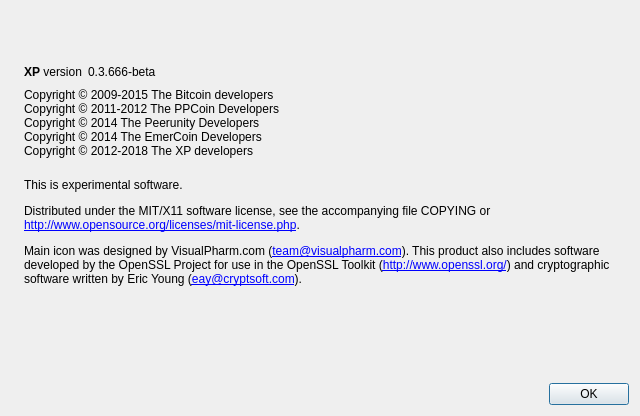
Before: the Qt Designer form src/qt/forms/aboutdialog.ui in eXperiencePoints/XPCoin, drawn with Qt 5.
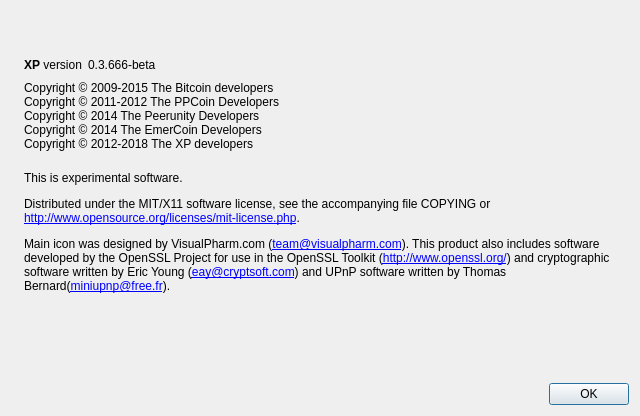
After: the same form once the commit is applied. Icons and pictures are not drawn.

Commit message: Import UPnP code from novacoin(https://github.com/novacoin-project/novacoin/commit/1c7ed42093c5935e3958584ed98a2b03466a0023) Currently, supports only macOS XPd and XP-Qt.

The edit to the form file:
```diff
--- a/src/qt/forms/aboutdialog.ui
+++ b/src/qt/forms/aboutdialog.ui
@@ -111,7 +111,7 @@
         <cursorShape>IBeamCursor</cursorShape>
        </property>
        <property name="text">
-        <string>&lt;html&gt;&lt;head/&gt;&lt;body&gt;&lt;p&gt;&lt;br/&gt;This is experimental software.&lt;/p&gt;&lt;p&gt;Distributed under the MIT/X11 software license, see the accompanying file COPYING or &lt;br/&gt;&lt;a href=&quot;http://www.opensource.org/licenses/mit-license.php&quot;&gt;&lt;span style=&quot; text-decoration: underline; color:#0000ff;&quot;&gt;http://www.opensource.org/licenses/mit-license.php&lt;/span&gt;&lt;/a&gt;.&lt;/p&gt;&lt;p&gt;Main icon was designed by VisualPharm.com (&lt;a href=&quot;mailto:team@visualpharm.com&quot;&gt;&lt;span style=&quot; text-decoration: underline; color:#0000ff;&quot;&gt;team@visualpharm.com&lt;/span&gt;&lt;/a&gt;). This product also includes software developed by the OpenSSL Project for use in the OpenSSL Toolkit (&lt;a href=&quot;http://www.openssl.org/&quot;&gt;&lt;span style=&quot; text-decoration: underline; color:#0000ff;&quot;&gt;http://www.openssl.org/&lt;/span&gt;&lt;/a&gt;) and cryptographic software written by Eric Young (&lt;a href=&quot;mailto:eay@cryptsoft.com&quot;&gt;&lt;span style=&quot; text-decoration: underline; color:#0000ff;&quot;&gt;eay@cryptsoft.com&lt;/span&gt;&lt;/a&gt;).&lt;/p&gt;&lt;p&gt;&lt;br/&gt;&lt;/p&gt;&lt;/body&gt;&lt;/html&gt;</string>
+        <string>&lt;html&gt;&lt;head/&gt;&lt;body&gt;&lt;p&gt;&lt;br/&gt;This is experimental software.&lt;/p&gt;&lt;p&gt;Distributed under the MIT/X11 software license, see the accompanying file COPYING or &lt;br/&gt;&lt;a href=&quot;http://www.opensource.org/licenses/mit-license.php&quot;&gt;&lt;span style=&quot; text-decoration: underline; color:#0000ff;&quot;&gt;http://www.opensource.org/licenses/mit-license.php&lt;/span&gt;&lt;/a&gt;.&lt;/p&gt;&lt;p&gt;Main icon was designed by VisualPharm.com (&lt;a href=&quot;mailto:team@visualpharm.com&quot;&gt;&lt;span style=&quot; text-decoration: underline; color:#0000ff;&quot;&gt;team@visualpharm.com&lt;/span&gt;&lt;/a&gt;). This product also includes software developed by the OpenSSL Project for use in the OpenSSL Toolkit (&lt;a href=&quot;http://www.openssl.org/&quot;&gt;&lt;span style=&quot; text-decoration: underline; color:#0000ff;&quot;&gt;http://www.openssl.org/&lt;/span&gt;&lt;/a&gt;) and cryptographic software written by Eric Young (&lt;a href=&quot;mailto:eay@cryptsoft.com&quot;&gt;&lt;span style=&quot; text-decoration: underline; color:#0000ff;&quot;&gt;eay@cryptsoft.com&lt;/span&gt;&lt;/a&gt;) and UPnP software written by Thomas Bernard(&lt;a href=&quot;mailto:miniupnp@free.fr&quot;&gt;&lt;span style=&quot; text-decoration: underline; color:#0000ff;&quot;&gt;miniupnp@free.fr&lt;/span&gt;&lt;/a&gt;).&lt;/p&gt;&lt;p&gt;&lt;br/&gt;&lt;/p&gt;&lt;/body&gt;&lt;/html&gt;</string>
        </property>
        <property name="wordWrap">
         <bool>true</bool>
```
The commit also changes 17 other files.
